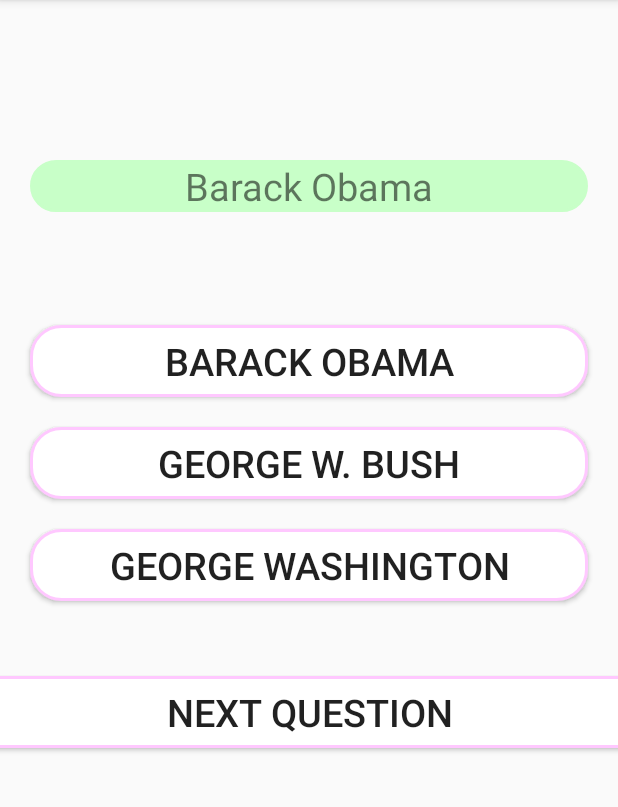
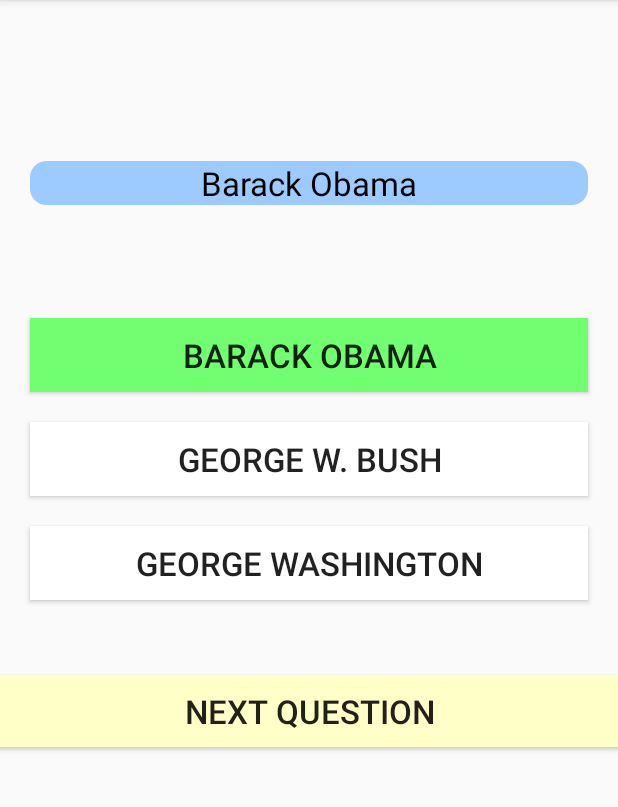
Before and after one commit to FlynnD273/CodepathFlashcards, an Android app: the screen it shows after launch (MainActivity), after a tap on "BARACK OBAMA", on a phone screen of 412 x 824 dp, the part 84-891 px from its top. Run offline under Robolectric (Android 15) with nearby library versions, the phone set to English and light mode, and no system bars.

Commit message:
More robust code behind, should support more than 3 answers, doesn't rely on text displayed in answer buttons. Slight UI change, displays light green on correct answer if answered wrong, and bright green if answered correctly. Also displays bright red on incorrectly selected answer

```diff
--- /dev/null
+++ b/app/src/main/java/flynn/codepathflashcards/Flashcard.java
@@ -0,0 +1,56 @@
+package flynn.codepathflashcards;
+
+import java.util.Arrays;
+import java.util.Collections;
+import java.util.List;
+
+class Flashcard
+{
+    Flashcard(String question, String[] answers, int correct)
+    {
+        setAnswers(answers);
+        _correct = correct;
+        _question = question;
+    }
+
+    private String _question;
+    String getQuestion()
+    {
+        return _question;
+    }
+
+    private String[] _answers;
+    String[] getAnswers()
+    {
+        return _answers;
+    }
+    private void setAnswers ( String[] answer )
+    {
+        _answers = answer;
+    }
+
+    private int _correct;
+    int getCorrect()
+    {
+        return _correct;
+    }
+
+    String[] randomize()
+    {
+        Integer[] intArray = new Integer[getAnswers().length];
+        for(int i = 0; i < intArray.length; i++)
+            intArray[i] = i;
+        List<Integer> l = Arrays.asList(intArray);
+        Collections.shuffle(l);
+        String[] shuffledArray = new String[intArray.length];
+        for(int i = 0; i < l.size(); i++)
+        {
+            shuffledArray[i] = getAnswers()[intArray[i]];
+            if(intArray[i] == 0)
+                _correct = i;
+        }
+        setAnswers(shuffledArray);
+
+        return shuffledArray;
+    }
+}
--- a/app/src/main/java/flynn/codepathflashcards/MainActivity.java
+++ b/app/src/main/java/flynn/codepathflashcards/MainActivity.java
@@ -1,7 +1,5 @@
 package flynn.codepathflashcards;
 
-import androidx.annotation.NonNull;
-import androidx.annotation.Nullable;
 import androidx.appcompat.app.AppCompatActivity;
 
 import android.content.res.Resources;
@@ -13,21 +11,12 @@ import android.view.View;
 import android.widget.Button;
 import android.widget.TextView;
 
-import java.util.ArrayList;
-import java.util.Arrays;
-import java.util.Collection;
-import java.util.Collections;
-import java.util.Iterator;
-import java.util.List;
-import java.util.ListIterator;
-import java.util.Random;
-
 public class MainActivity extends AppCompatActivity
 {
-    Drawable question_drawable;
+    Drawable rounded_drawable;
     Resources res;
 
-    Button btn;
+    Button button_next;
 
     TextView flashcard_question;
 
@@ -35,57 +24,105 @@ public class MainActivity extends AppCompatActivity
     Button answer1;
     Button answer2;
 
+    Button[] answer_views;
+
     String[] questions;
     String[] answers;
 
-    String[] possible_answers;
     String correct_answer;
-    int flashcard_number = 0;
+    Integer flashcard_number = 0;
     boolean answered = false;
-    Random r = new Random();
+    Integer correct_answers = 0;
 
-    void setDrawableColor(Drawable d, int c)
-    {
-        d.setColorFilter(new PorterDuffColorFilter(c, PorterDuff.Mode.SRC_IN));
-    }
+    Flashcard flashcard;
 
     public void answer_OnClick(View v)
     {
         Button tv = (Button) v;
-        if(!answered)
-        {
-            flashcard_question.setText(correct_answer);
-            if(correct_answer.equals(tv.getText().toString()))
-                setDrawableColor(question_drawable, res.getColor(R.color.colorAnswerRight));
+        if(!answered) {
+            flashcard_question.setText(flashcard.getAnswers()[flashcard.getCorrect()]);
+            rounded_drawable.setColorFilter(res.getColor(R.color.colorAnswered), PorterDuff.Mode.SRC_ATOP);
+            flashcard_question.setBackground(rounded_drawable);
+
+            int answer_num = -1;
+            for(int i = 0; i < answer_views.length;i++)
+            {
+                if(answer_views[i] == tv)
+                {
+                    answer_num = i;
+                    break;
+                }
+            }
+
+
+            if (answer_num == flashcard.getCorrect())
+            {
+                tv.setBackgroundColor(res.getColor(R.color.colorAnsweredRight));
+                correct_answers++;
+            }
             else
-                setDrawableColor(question_drawable, res.getColor(R.color.colorAnswerWrong));
+            {
+                tv.setBackgroundColor(res.getColor(R.color.colorAnsweredWrong));
+                for(int i = 0; i < 3; i++)
+                {
+                    answer_views[flashcard.getCorrect()].setBackgroundColor(res.getColor(R.color.colorAnswerRight));
+                }
+            }
+
             answered = true;
-
-            btn.setVisibility(Button.VISIBLE);
+            button_next.setVisibility(Button.VISIBLE);
         }
-    };
+    }
 
     public void next_question(View v)
     {
-        if(++flashcard_number == questions.length)
+        if(flashcard_number + 1 == questions.length)
+        {
+            flashcard_question.setText(getString(R.string.endText, correct_answers.toString(), String.valueOf(questions.length)));
+            rounded_drawable.setColorFilter(res.getColor(R.color.colorAnswered), PorterDuff.Mode.SRC_ATOP);
+            flashcard_question.setBackground(rounded_drawable);
+
+            for (int i = 0; i < 3; i++) {
+                answer_views[i].setVisibility(Button.INVISIBLE);
+            }
+
+            button_next.setText(getString(R.string.Restart));
+            flashcard_number++;
+        }
+        else if (flashcard_number == questions.length)
+        {
+            correct_answers = 0;
             flashcard_number = 0;
-        flashcard_question.setText(questions[flashcard_number]);
-        setDrawableColor(question_drawable, res.getColor(R.color.colorQuestion));
-        loadAnswers();
-        answered = false;
-        btn.setVisibility(Button.INVISIBLE);
+            display_flashcard(load_flashcard(flashcard_number));
+        }
+        else
+        {
+            display_flashcard(load_flashcard(++flashcard_number));
+        }
     }
 
-    void loadAnswers()
+    public Flashcard load_flashcard (int card_number)
     {
-        possible_answers = answers[flashcard_number].split(";", 3);
-        Integer[] i = new Integer[]{0,1,2};
-        List<Integer> l = Arrays.asList(i);
-        Collections.shuffle(l);
-        answer0.setText(possible_answers[l.get(0)]);
-        answer1.setText(possible_answers[l.get(1)]);
-        answer2.setText(possible_answers[l.get(2)]);
-        correct_answer = possible_answers[0];
+        flashcard = new Flashcard(questions[card_number], answers[card_number].split(";"), 0);
+        return flashcard;
+    }
+
+    public void display_flashcard(Flashcard card)
+    {
+        flashcard_question.setText(card.getQuestion());
+        rounded_drawable.setColorFilter(res.getColor(R.color.colorQuestion), PorterDuff.Mode.SRC_ATOP);
+        flashcard_question.setBackground(rounded_drawable);
+
+        button_next.setText(getString(R.string.NextQuestion));
+        answered = false;
+        button_next.setVisibility(Button.INVISIBLE);
+
+        card.randomize();
+        for (int i = 0; i < 3; i++) {
+            answer_views[i].setBackgroundColor(res.getColor(R.color.colorWhite));
+            answer_views[i].setVisibility(Button.VISIBLE);
+            answer_views[i].setText(card.getAnswers()[i]);
+        }
     }
 
     @Override
@@ -99,20 +136,22 @@ public class MainActivity extends AppCompatActivity
         answer1 = findViewById(R.id.answer1);
         answer2 = findViewById(R.id.answer2);
 
+        rounded_drawable = res.getDrawable(R.drawable.round_corner);
+
         questions = res.getStringArray(R.array.questions);
         answers = res.getStringArray(R.array.answers);
 
-        question_drawable = getDrawable(R.drawable.round_corner).mutate();
-        setDrawableColor(question_drawable, res.getColor(R.color.colorQuestion));
 
-        flashcard_question.setText(questions[flashcard_number]);
-        flashcard_question.setBackground(question_drawable);
-        //flashcard_question.setBackgroundColor(getColor(R.color.colorQuestion));
 
-        ArrayList<TextView> l = new ArrayList<TextView>();
+        button_next = findViewById(R.id.nextButton);
 
-        btn = (Button)findViewById(R.id.nextButton);
+        answer_views = new Button[]{answer0, answer1, answer2};
 
-        loadAnswers();
+        for(int i = 0; i < 3; i++)
+        {
+            answer_views[i].setBackgroundColor(res.getColor(R.color.colorWhite));
+        }
+
+        display_flashcard(load_flashcard(flashcard_number));
     }
 }
--- a/app/src/main/res/drawable/round_corner.xml
+++ b/app/src/main/res/drawable/round_corner.xml
@@ -1,9 +1,9 @@
 <?xml version="1.0" encoding="utf-8"?>
 <shape xmlns:android="http://schemas.android.com/apk/res/android"
     android:shape="rectangle">
-    <solid android:color="#ffffff"/>
-    <corners android:radius="20dp" />
+    <solid android:color="@color/colorQuestion"/>
+    <corners android:radius="10dp" />
     <stroke
         android:width="2dp"
-        android:color="#FFC8FF"/>
+        android:color="@color/colorQuestion"/>
 </shape>
--- a/app/src/main/res/layout/activity_main.xml
+++ b/app/src/main/res/layout/activity_main.xml
@@ -8,12 +8,13 @@
 
     <TextView
         android:id="@+id/flashcard_content"
+        android:textColor="@color/colorBlack"
         android:layout_width="match_parent"
         android:layout_height="wrap_content"
         android:layout_margin="20dp"
         android:background="@drawable/round_corner"
         android:textAlignment="center"
-        android:textSize="25sp"
+        android:textSize="22sp"
         app:layout_constraintBottom_toBottomOf="parent"
         app:layout_constraintHorizontal_bias="0.6"
         app:layout_constraintLeft_toLeftOf="parent"
@@ -27,11 +28,9 @@
         android:layout_height="wrap_content"
         android:layout_marginHorizontal="20dp"
         android:layout_marginVertical="75dp"
-        android:background="@drawable/round_corner"
         android:onClick="answer_OnClick"
-        android:text="answer0"
         android:textAlignment="center"
-        android:textSize="25sp"
+        android:textSize="22sp"
         app:layout_constraintLeft_toLeftOf="parent"
         app:layout_constraintRight_toRightOf="parent"
         app:layout_constraintTop_toBottomOf="@id/flashcard_content"/>
@@ -42,11 +41,9 @@
         android:layout_height="wrap_content"
         android:layout_marginHorizontal="20dp"
         android:layout_marginVertical="20dp"
-        android:background="@drawable/round_corner"
         android:onClick="answer_OnClick"
-        android:text="answer1"
         android:textAlignment="center"
-        android:textSize="25sp"
+        android:textSize="22sp"
         app:layout_constraintLeft_toLeftOf="parent"
         app:layout_constraintRight_toRightOf="parent"
         app:layout_constraintTop_toBottomOf="@id/answer0"/>
@@ -57,11 +54,9 @@
         android:layout_height="wrap_content"
         android:layout_marginHorizontal="20dp"
         android:layout_marginVertical="20dp"
-        android:background="@drawable/round_corner"
         android:onClick="answer_OnClick"
-        android:text="answer2"
         android:textAlignment="center"
-        android:textSize="25sp"
+        android:textSize="22sp"
         app:layout_constraintLeft_toLeftOf="parent"
         app:layout_constraintRight_toRightOf="parent"
         app:layout_constraintTop_toBottomOf="@id/answer1"/>
@@ -72,11 +67,10 @@
         android:layout_marginHorizontal="20dp"
         android:layout_marginVertical="50dp"
         android:visibility="invisible"
-        android:background="@drawable/round_corner"
         android:onClick="next_question"
-        android:text="Next Question"
+        android:background="@color/colorQuestion"
         android:textAlignment="center"
-        android:textSize="25sp"
+        android:textSize="22sp"
         app:layout_constraintLeft_toLeftOf="parent"
         app:layout_constraintRight_toRightOf="parent"
         app:layout_constraintTop_toBottomOf="@id/answer2"/>
--- a/app/src/main/res/values/colors.xml
+++ b/app/src/main/res/values/colors.xml
@@ -3,7 +3,11 @@
     <color name="colorPrimary">#008577</color>
     <color name="colorPrimaryDark">#00574B</color>
     <color name="colorAccent">#D81B60</color>
-    <color name="colorAnswerWrong">#FFC8C8</color>
+    <color name="colorAnsweredWrong">#FF7171</color>
     <color name="colorAnswerRight">#C8FFC8</color>
+    <color name="colorAnsweredRight">#71FF71</color>
     <color name="colorQuestion">#ffffc8</color>
+    <color name="colorAnswered">#9ECBFF</color>
+    <color name="colorBlack">#000000</color>
+    <color name="colorWhite">#FFFFFF</color>
 </resources>
--- a/app/src/main/res/values/strings.xml
+++ b/app/src/main/res/values/strings.xml
@@ -3,9 +3,18 @@
     <string-array name="questions">
         <item>Who was the 44th president?</item>
         <item>12 + 5 = ?</item>
+        <item>Is a word in this sentence spelled wrong?</item>
+        <item>How much wood could a woodchuck chuck if a woodchuck could chuck wood?</item>
+        <item>You have a 1/3 chance of getting this one right.</item>
     </string-array>
     <string-array name="answers">
         <item>Barack Obama;George Washington;George W. Bush</item>
         <item>17;16;18</item>
+        <item>yes;no;maybe</item>
+        <item>700 lbs;yes;100 lbs</item>
+        <item>haha;haha;haha</item>
     </string-array>
+    <string name="endText">You got %1$s questions right out of %2$s</string>
+    <string name="Restart">Restart</string>
+    <string name="NextQuestion">Next Question</string>
 </resources>
```
Also changed, not shown: app/src/main/AndroidManifest.xml (+6 -2 lines).
